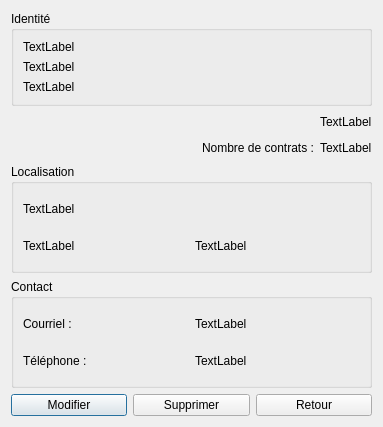
Above: BestResidence/clientwindow.ui from jordanlang/BestResidence before the change. Below: the same form after it.
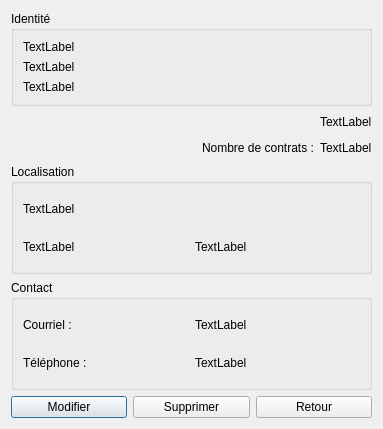
That is the form after the change.

Diff of the .ui file:
```diff
--- a/BestResidence/clientwindow.ui
+++ b/BestResidence/clientwindow.ui
@@ -7,7 +7,7 @@
     <x>0</x>
     <y>0</y>
     <width>383</width>
-    <height>427</height>
+    <height>429</height>
    </rect>
   </property>
   <property name="windowTitle">
@@ -106,7 +106,7 @@
       </layout>
      </item>
      <item>
-      <widget class="QGroupBox" name="">
+      <widget class="QGroupBox" name="groupBox">
        <property name="title">
         <string>Localisation</string>
        </property>
@@ -136,7 +136,7 @@
       </widget>
      </item>
      <item>
-      <widget class="QGroupBox" name="">
+      <widget class="QGroupBox" name="groupBox">
        <property name="title">
         <string>Contact</string>
        </property>
```
Left out of the diff: 11 changed lines with no effect on the pictures.
